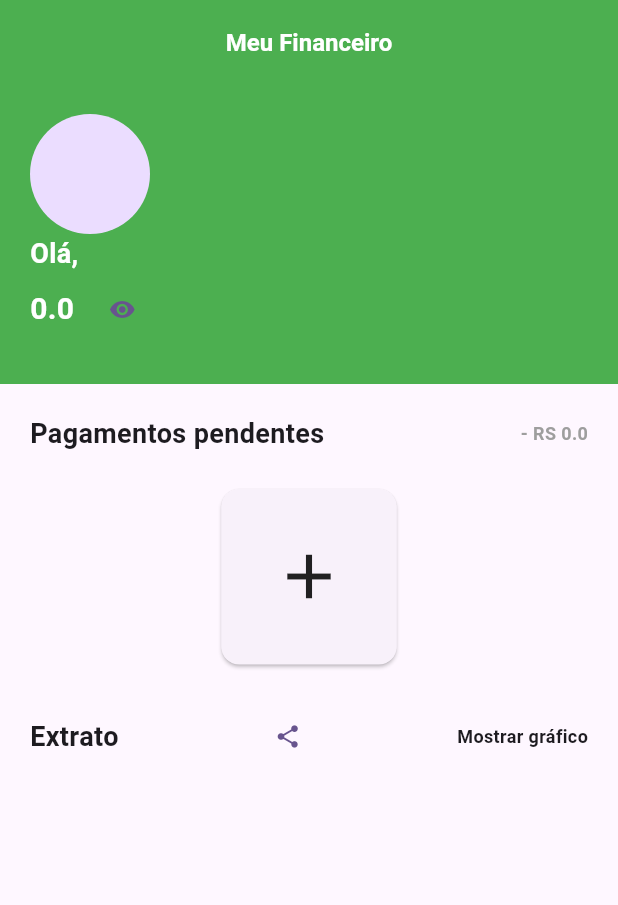
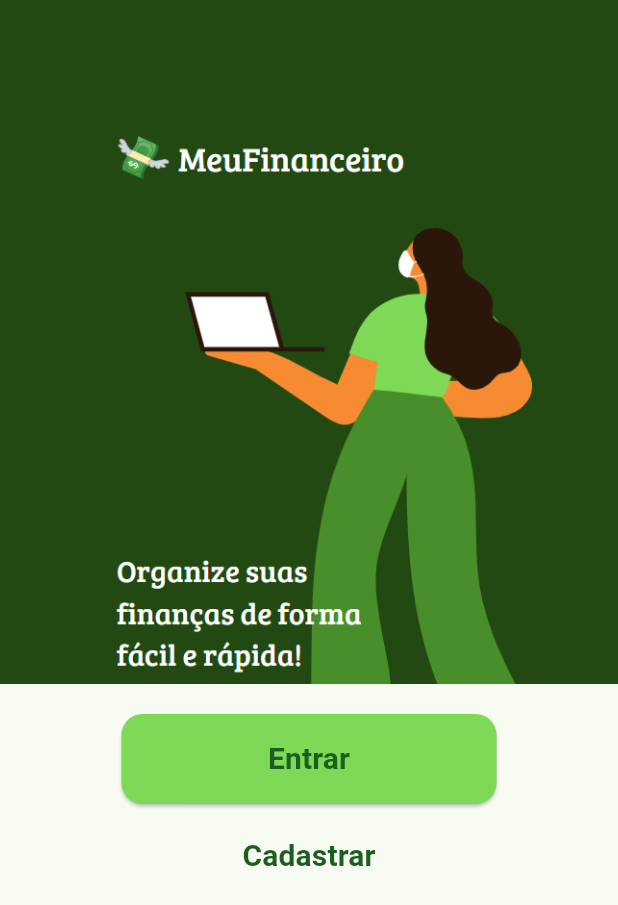
Before and after one commit to holyicecream/Meu-Financeiro, a Flutter app: the screen it shows after launch, on a phone screen of 412 x 824 dp. Shown: the top 905 px of the screen. Run offline on Flutter 3.47's test engine with Material 3 defaults, Android fonts, the phone set to English and light mode, and no system bars; our stand-ins replace fixnum; missing offline and left inert: mongo_dart.

Commit message:
telas principais
tela entrar/cadastrar

login

cadastro

tela inicial
adicionar pagamento/extrato

```diff
--- /dev/null
+++ b/mongo_project/lib/Pages/login-cadastro.dart
@@ -0,0 +1,91 @@
+// ignore_for_file: prefer_const_constructors, prefer_const_literals_to_create_immutables
+
+import 'package:flutter/material.dart';
+import '/_backend/backend_tela_principal.dart';
+
+class LoginCadastro extends StatefulWidget {
+  const LoginCadastro({super.key});
+
+  @override
+  State<LoginCadastro> createState() => LoginCadastroState();
+}
+
+class LoginCadastroState extends State<LoginCadastro> {
+  int indexDoBottom = 0;
+  @override
+  Widget build(BuildContext context) {
+    inBuildTelaPrincipal(context);
+    return Scaffold(
+      appBar: AppBar(
+        centerTitle: true,
+        backgroundColor: Color(0xFF224912),
+        title: const Text(
+          "",
+          style: TextStyle(
+              color: Colors.white, fontWeight: FontWeight.bold, fontSize: 16),
+          textAlign: TextAlign.center,
+        ),
+      ),
+      body: SingleChildScrollView(
+        child: Center(
+          child: Column(
+            mainAxisAlignment: MainAxisAlignment.spaceAround,
+            children: [
+              Container(
+                color: Color(0xFF224912),
+                width: double.infinity,
+                height: 400,
+                child: Image(image: AssetImage("assets/home-image.png")),
+              ),
+              Padding(
+                padding: const EdgeInsets.all(20.0),
+                child: Column(
+                  children: [
+                    Container(
+                        width: 250,
+                        height: 60,
+                        child: ElevatedButton(
+                            onPressed: () {
+                              Navigator.pushNamed(context, '/Login');
+                            },
+                            style: ElevatedButton.styleFrom(
+                                backgroundColor: Color(0xFF7ED957),
+                                shape: RoundedRectangleBorder(
+                                    borderRadius: BorderRadius.circular(14))),
+                            child: Text(
+                              "Entrar",
+                              style: TextStyle(
+                                  fontWeight: FontWeight.bold,
+                                  color: Colors.green[900],
+                                  fontSize: 20),
+                            ))),
+                    SizedBox(
+                      height: 10,
+                    ),
+                    Container(
+                        width: 150,
+                        height: 50,
+                        child: TextButton(
+                            onPressed: () {
+                              Navigator.pushNamed(context, '/Cadastro');
+                            },
+                            style: TextButton.styleFrom(
+                                shape: RoundedRectangleBorder(
+                                    borderRadius: BorderRadius.circular(8))),
+                            child: Text(
+                              "Cadastrar",
+                              style: TextStyle(
+                                  fontWeight: FontWeight.bold,
+                                  color: Colors.green[900],
+                                  fontSize: 20),
+                            )))
+                  ],
+                ),
+              )
+            ],
+          ),
+        ),
+      ),
+    );
+  }
+}
--- a/mongo_project/lib/main.dart
+++ b/mongo_project/lib/main.dart
@@ -1,6 +1,10 @@
 // ignore_for_file: prefer_const_constructors, prefer_const_literals_to_create_immutables
 
 import 'package:flutter/material.dart';
+import 'package:projeto_integrador/Pages/add-extrato.dart';
+import 'package:projeto_integrador/Pages/cadastro.dart';
+import 'package:projeto_integrador/Pages/login-cadastro.dart';
+import 'package:projeto_integrador/Pages/login.dart';
 import 'Pages/jeantxt.dart';
 import 'Pages/page_teste.dart';
 import 'zDatabase/mongodb_area_consumo.dart';
@@ -40,15 +44,15 @@ class MyApp extends StatelessWidget {
   @override
   Widget build(BuildContext context) {
     return MaterialApp(
-      initialRoute: '/Main',
+      initialRoute: '/EntrarCom...',
       routes: {
         '/PageTeste': (context) => PageTeste(),
         '/PrimeiroAcesso': (context) => PageTeste(),
-        '/EntrarCom...': (context) => PageTeste(),
-        '/Login': (context) => PageTeste(),
+        '/EntrarCom...': (context) => LoginCadastro(),
+        '/Login': (context) => Login(),
         '/RecuperacaoDeSenha': (context) => PageTeste(),
         '/RedefinicaoDeSenha': (context) => PageTeste(),
-        '/Cadastro': (context) => PageTeste(),
+        '/Cadastro': (context) => Cadastro(),
         '/EntrarComContaJaExistente': (context) => PageTeste(),
         '/VinculoBancarioOuInserçãoManual': (context) => PageTeste(),
         '/SelecaoDeBanco': (context) => PageTeste(),
@@ -63,13 +67,13 @@ class MyApp extends StatelessWidget {
         '/GraficoMensal': (context) => PageTeste(),
         '/EditarPagamentoPendente': (context) => PageTeste(),
         '/AdicionarPagamentoPendente': (context) => PageTeste(),
-        '/GerarExtrato': (context) => PageTeste(),
+        '/GerarExtrato': (context) => AddExtrato(),
         '/Alarme': (context) => PageTeste(),
         '/Extrato': (context) => PageTeste(),
       },
       title: 'Flutter Demo',
       theme: ThemeData(
-        colorScheme: ColorScheme.fromSeed(seedColor: Colors.deepPurple),
+        colorScheme: ColorScheme.fromSeed(seedColor: Colors.green),
         useMaterial3: true,
       ),
       // home: const LoginPage(),
--- a/mongo_project/pubspec.yaml
+++ b/mongo_project/pubspec.yaml
@@ -61,10 +61,8 @@ flutter:
   uses-material-design: true
 
   # To add assets to your application, add an assets section, like this:
-  # assets:
-  #   - images/a_dot_burr.jpeg
-  #   - images/a_dot_ham.jpeg
-
+  assets:
+      - assets/home-image.png
   # An image asset can refer to one or more resolution-specific "variants", see
   # https://flutter.dev/assets-and-images/#resolution-aware
 
```
Also changed, not shown: mongo_project/lib/Pages/add-extrato.dart (added, +147 -0 lines), mongo_project/lib/Pages/cadastro.dart (added, +104 -0 lines), mongo_project/lib/Pages/jeantxt.dart (+12 -1 lines), mongo_project/lib/Pages/login.dart (added, +99 -0 lines), mongo_project/assets/girl.png (added), mongo_project/assets/home-image.png (renamed from mongo_project/lib/Imagem/home-image.png), mongo_project/assets/logo.png (added), mongo_project/assets/money.png (added), mongo_project/pubspec.lock.
